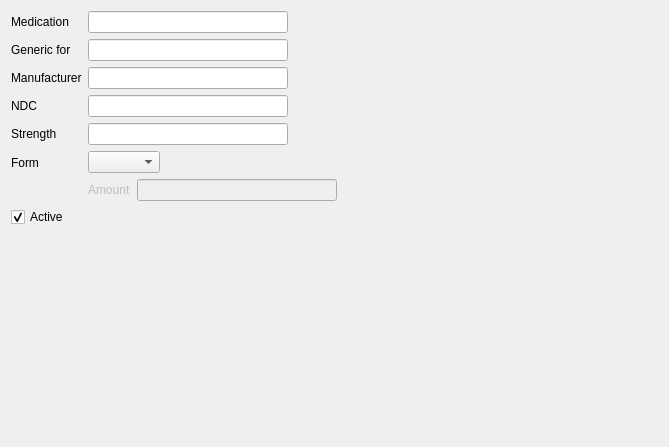
This is mtrack/nmw_page00.ui in kyledevans/Medicine-Track as Qt 5 draws it before an edit. The edited form follows.
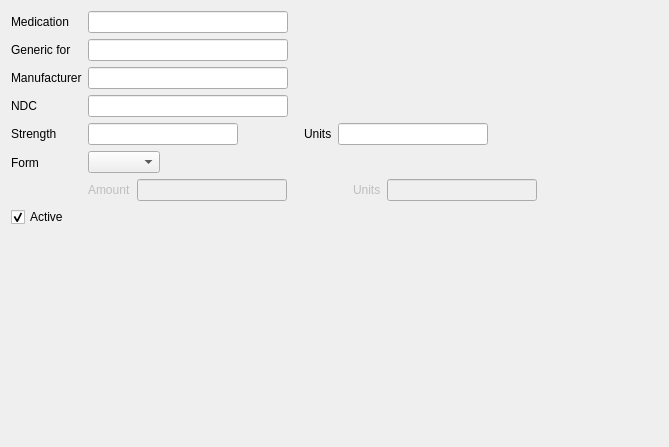
This is the edited form.

Commit message: Updated db schema. 	modified:   mtrack/altermedicationwizard.cpp 	modified:   mtrack/apw_page00.cpp 	modified:   mtrack/apw_page00.h 	modified:   mtrack/apw_page00.ui 	modified:   mtrack/database_info.txt 	modified:   mtrack/medicationrecord.cpp 	modified:   mtrack/medicationrecord.h 	modified:   mtrack/medicationsframe.cpp 	modified:   mtrack/nmw_page00.cpp 	modified:   mtrack/nmw_page00.h 	modified:   mtrack/nmw_page00.ui 	modified:   mtrack/prescriptionrecord.cpp 	modified:   mtrack/prescriptionrecord.h

Diff of the .ui file:
```diff
--- a/mtrack/nmw_page00.ui
+++ b/mtrack/nmw_page00.ui
@@ -190,13 +190,13 @@
       <widget class="QLineEdit" name="strengthField">
        <property name="minimumSize">
         <size>
-         <width>200</width>
+         <width>150</width>
          <height>0</height>
         </size>
        </property>
        <property name="maximumSize">
         <size>
-         <width>200</width>
+         <width>150</width>
          <height>16777215</height>
         </size>
        </property>
@@ -207,6 +207,45 @@
        <property name="orientation">
         <enum>Qt::Horizontal</enum>
        </property>
+       <property name="sizeType">
+        <enum>QSizePolicy::Fixed</enum>
+       </property>
+       <property name="sizeHint" stdset="0">
+        <size>
+         <width>60</width>
+         <height>20</height>
+        </size>
+       </property>
+      </spacer>
+     </item>
+     <item>
+      <widget class="QLabel" name="strUnitsLabel">
+       <property name="text">
+        <string>Units</string>
+       </property>
+      </widget>
+     </item>
+     <item>
+      <widget class="QLineEdit" name="strUnitsField">
+       <property name="minimumSize">
+        <size>
+         <width>150</width>
+         <height>0</height>
+        </size>
+       </property>
+       <property name="maximumSize">
+        <size>
+         <width>150</width>
+         <height>16777215</height>
+        </size>
+       </property>
+      </widget>
+     </item>
+     <item>
+      <spacer name="horizontalSpacer_8">
+       <property name="orientation">
+        <enum>Qt::Horizontal</enum>
+       </property>
        <property name="sizeHint" stdset="0">
         <size>
          <width>40</width>
@@ -267,13 +306,58 @@
            </property>
            <property name="minimumSize">
             <size>
-             <width>200</width>
+             <width>150</width>
              <height>0</height>
             </size>
            </property>
            <property name="maximumSize">
             <size>
-             <width>200</width>
+             <width>150</width>
+             <height>16777215</height>
+            </size>
+           </property>
+          </widget>
+         </item>
+         <item>
+          <spacer name="horizontalSpacer_9">
+           <property name="orientation">
+            <enum>Qt::Horizontal</enum>
+           </property>
+           <property name="sizeType">
+            <enum>QSizePolicy::Fixed</enum>
+           </property>
+           <property name="sizeHint" stdset="0">
+            <size>
+             <width>60</width>
+             <height>20</height>
+            </size>
+           </property>
+          </spacer>
+         </item>
+         <item>
+          <widget class="QLabel" name="amUnitsLabel">
+           <property name="enabled">
+            <bool>false</bool>
+           </property>
+           <property name="text">
+            <string>Units</string>
+           </property>
+          </widget>
+         </item>
+         <item>
+          <widget class="QLineEdit" name="amUnitsField">
+           <property name="enabled">
+            <bool>false</bool>
+           </property>
+           <property name="minimumSize">
+            <size>
+             <width>150</width>
+             <height>0</height>
+            </size>
+           </property>
+           <property name="maximumSize">
+            <size>
+             <width>150</width>
              <height>16777215</height>
             </size>
            </property>
```
The commit also changes 12 other files.
